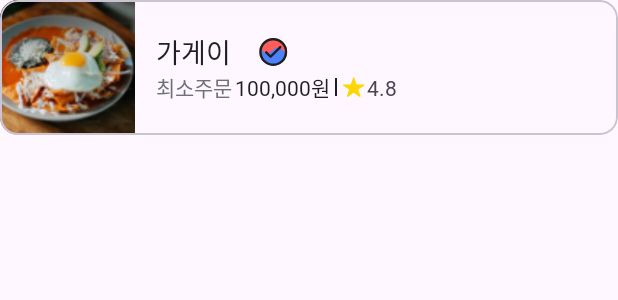
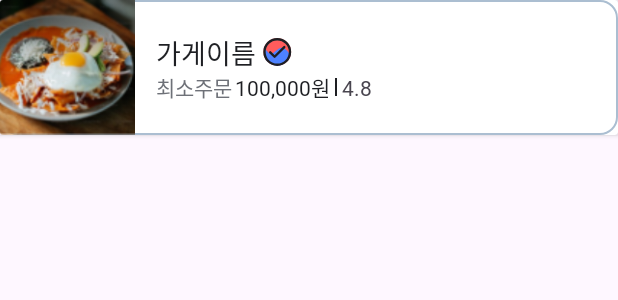
Before and after one commit to 28th-meetup/28th_Meetup_FE, an Android app built with Jetpack Compose: the layout row_search_store.xml on its own in the app's theme, with its tools: preview values and no code run, on a phone screen of 412 x 824 dp. Shown: the top 300 px of the screen. Run offline under Robolectric (Android 15) with nearby library versions, the phone set to English and light mode, and no system bars; Roboto replaces fonts that are not available here.

Commit message:
Fix. ID 수정

```diff
--- a/app/src/main/res/layout/fragment_alarm.xml
+++ b/app/src/main/res/layout/fragment_alarm.xml
@@ -75,8 +75,5 @@
         android:layout_height="wrap_content"
         android:src="@drawable/ic_no_alarm"
         android:layout_gravity="center"/>
-
-
-
 </LinearLayout>
 </layout>
--- a/app/src/main/res/layout/recyclerview_item_store.xml
+++ b/app/src/main/res/layout/recyclerview_item_store.xml
@@ -103,7 +103,7 @@
                     android:textSize="13.7sp" />
 
                 <TextView
-                    android:id="@+id/textview_least_price"
+                    android:id="@+id/textview_min_order_amount"
                     android:layout_width="wrap_content"
                     android:layout_height="wrap_content"
                     android:layout_marginLeft="2dp"
--- a/app/src/main/res/layout/row_search_store.xml
+++ b/app/src/main/res/layout/row_search_store.xml
@@ -5,18 +5,18 @@
     android:layout_marginBottom="13.7dp"
     android:orientation="vertical">
 
-    <com.google.android.material.card.MaterialCardView
+    <androidx.cardview.widget.CardView
         android:layout_width="match_parent"
-        android:layout_height="wrap_content"
-        android:background="@drawable/search_cardview_background">
+        android:layout_height="wrap_content">
 
         <LinearLayout
             android:layout_width="match_parent"
             android:layout_height="match_parent"
-            android:orientation="horizontal">
+            android:orientation="horizontal"
+            android:background="@drawable/search_cardview_background">
 
             <ImageView
-                android:id="@+id/imageView7"
+                android:id="@+id/imageview_store_main_image"
                 android:layout_width="90dp"
                 android:layout_height="90dp"
                 android:scaleType="centerCrop"
@@ -36,7 +36,7 @@
 
                     <TextView
                         android:id="@+id/textview_store_name"
-                        android:layout_width="64dp"
+                        android:layout_width="wrap_content"
                         android:layout_height="26dp"
                         android:layout_gravity="center|center_vertical"
                         android:fontFamily="@font/pretendard_semi_bold"
@@ -64,11 +64,11 @@
                         android:layout_height="wrap_content"
                         android:fontFamily="@font/pretendard_regular"
                         android:text="최소주문"
-                        android:textColor="#6E7178"
+                        android:textColor="@color/gray3"
                         android:textSize="13.7sp" />
 
                     <TextView
-                        android:id="@+id/textview_least_price"
+                        android:id="@+id/textview_min_order_amount"
                         android:layout_width="wrap_content"
                         android:layout_height="wrap_content"
                         android:layout_marginLeft="2dp"
@@ -89,7 +89,6 @@
                         android:layout_width="wrap_content"
                         android:layout_height="wrap_content"
                         android:layout_marginLeft="3dp"
-                        android:drawableLeft="@drawable/ic_star"
                         android:drawablePadding="1dp"
                         android:fontFamily="@font/pretendard_regular"
                         android:text="4.8"
@@ -99,6 +98,6 @@
             </LinearLayout>
         </LinearLayout>
 
-    </com.google.android.material.card.MaterialCardView>
+    </androidx.cardview.widget.CardView>
 
 </LinearLayout>
```
